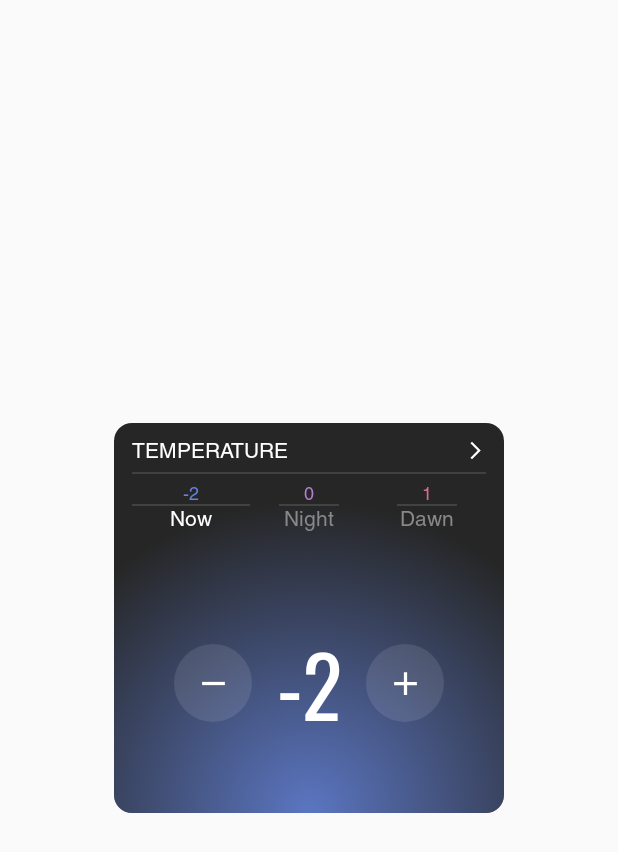
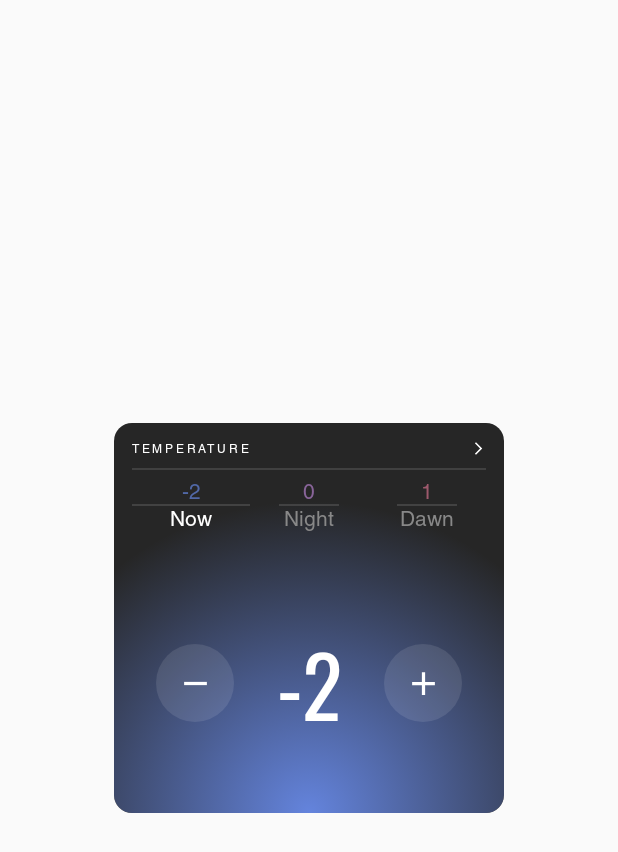
Before and after one commit to JustMcAlpin/eight-sleep-interview, an Android app built with Jetpack Compose: the screen it shows after launch (MainActivity), on a phone screen of 412 x 824 dp. Shown: the top 852 px of the screen. Run offline under Robolectric (Android 15) with nearby library versions, the phone set to English and light mode, and no system bars.

Commit message:
disable glow when card is OFF & refine header spacing

```diff
--- a/app/src/main/java/com/eightsleep/eightandroidinterview/ui/TemperatureCard.kt
+++ b/app/src/main/java/com/eightsleep/eightandroidinterview/ui/TemperatureCard.kt
@@ -20,257 +20,249 @@ import androidx.compose.ui.geometry.Offset
 import androidx.compose.ui.graphics.*
 import androidx.compose.ui.tooling.preview.Preview
 import androidx.compose.ui.unit.dp
+import androidx.compose.ui.unit.sp
 import androidx.compose.ui.zIndex
 
 /* ─── enums ───────────────────────────────────────────── */
 enum class TemperaturePhase { BEDTIME, NIGHT, DAWN }
 enum class CardState       { OFF, IDLE, COOLING, WARMING }
 
-/* ─── full temp-colour palette (Figma) ─── */
+/* full Figma palette  (clamp −5‥+5) */
 private val tempColors = mapOf(
-    5 to Color(0xFFDD4144),
-    4 to Color(0xFFD94F51),
-    3 to Color(0xFFD65A61),
-    2 to Color(0xFFD3647C),
-    1 to Color(0xFFD06F8A),
-    0 to Color(0xFFB27FCA),
-    -1 to Color(0xFF788CDD),
-    -2 to Color(0xFF6484DD),
-    -3 to Color(0xFF5075D8),
-    -4 to Color(0xFF4F7FFF),
-    -5 to Color(0xFF3A70FE)
+    5 to Color(0xFFDD4144), 4 to Color(0xFFD94F51), 3 to Color(0xFFD65A61),
+    2 to Color(0xFFD3647C), 1 to Color(0xFFD06F8A), 0 to Color(0xFFB27FCA),
+    -1 to Color(0xFF788CDD),-2 to Color(0xFF6484DD),-3 to Color(0xFF5075D8),
+    -4 to Color(0xFF4F7FFF),-5 to Color(0xFF3A70FE)
 )
-private fun clamped(v: Int) = v.coerceIn(-5, 5)
-private fun colourFor(v: Int) = tempColors[clamped(v)]!!
+private fun clamped(v:Int)=v.coerceIn(-5,5)
+private fun colourFor(v:Int)=tempColors[clamped(v)]!!
 
-/* ─── circular +/- helper ─── */
+/* tint helper for little numbers (same hue, 70 % opacity) */
+private fun miniTint(v:Int)=colourFor(v).copy(alpha=.7f)
+
+/* circular +/- button */
 @Composable
 private fun CircleButton(
-    modifier : Modifier = Modifier,
-    enabled  : Boolean,
-    onClick  : () -> Unit,
-    icon     : @Composable () -> Unit
-) {
+    modifier: Modifier = Modifier,
+    enabled : Boolean,
+    onClick : () -> Unit,
+    icon    : @Composable () -> Unit
+){
     Box(
         modifier
             .size(52.dp)
             .clip(CircleShape)
-            .background(Color.White.copy(alpha = .10f)),
+            .background(Color.White.copy(.10f)),
         contentAlignment = Alignment.Center
-    ) {
+    ){
         IconButton(onClick = onClick, enabled = enabled) { icon() }
     }
 }
 
-/* ────────── main composable ────────── */
+/* ────────── card ────────── */
 @Composable
 fun TemperatureCard(
     phase          : TemperaturePhase,
     temps          : Map<TemperaturePhase, Int>,
     cardState      : CardState,
-    onPhaseSelected: (TemperaturePhase) -> Unit,
-    onAdjust       : (Int) -> Unit,
-    onToggleOff    : () -> Unit
-) {
-    val centreTemp   = temps[phase] ?: 0
+    onPhaseSelected: (TemperaturePhase)->Unit,
+    onAdjust       : (Int)->Unit,
+    onToggleOff    : ()->Unit
+){
+    val centreTemp = temps[phase] ?: 0
 
-    /* glow driven by palette */
-    val glowTarget = colourFor(centreTemp).copy(alpha = .85f)
-    val alpha by animateFloatAsState(glowTarget.alpha)
-    val glowColour = glowTarget.copy(alpha = alpha)
+    /* glow: transparent while OFF */
+    val glowBase   = if (cardState == CardState.OFF) Color.Transparent
+    else colourFor(centreTemp)
+    val glowAlpha  by animateFloatAsState(glowBase.alpha)
+    val glowColour = glowBase.copy(alpha = glowAlpha)
 
-    val changing       = cardState == CardState.WARMING || cardState == CardState.COOLING
-    val controlsOn     = cardState != CardState.OFF
+    val isChanging   = cardState==CardState.WARMING||cardState==CardState.COOLING
+    val controlsOn   = cardState!=CardState.OFF
 
     Card(
         modifier = Modifier.size(260.dp),
         colors   = CardDefaults.cardColors(containerColor = Color(0xFF262626))
-    ) {
-        Box(Modifier.fillMaxSize()) {
-
-            /* ───────────── foreground ───────────── */
+    ){
+        Box(Modifier.fillMaxSize()){
+            /* ── UI ─────────────────────────────────────────── */
             Column(
                 Modifier
                     .fillMaxSize()
-                    .padding(horizontal = 12.dp)
+                    .padding(horizontal=12.dp)
                     .zIndex(1f)
-            ) {
-                /* header */
+            ){
+                /* ── header: “TEMPERATURE   >” ───────────────────────────── */
                 Row(
-                    Modifier
+                    modifier = Modifier
                         .fillMaxWidth()
                         .padding(top = 10.dp, bottom = 6.dp),
-                    verticalAlignment = Alignment.CenterVertically
+                    verticalAlignment = Alignment.CenterVertically       // keep both items on the same baseline
                 ) {
                     Text(
-                        "TEMPERATURE",
+                        text  = "TEMPERATURE",
                         color = Color.White,
-                        style = MaterialTheme.typography.labelMedium,
+                        style = MaterialTheme.typography.labelSmall.copy(
+                            letterSpacing = 1.8.sp                        // previously-tuned tracking
+                        ),
                         modifier = Modifier.weight(1f)
                     )
+
+                    // thin chevron that is vertically-centred with the text
                     Icon(
-                        Icons.AutoMirrored.Filled.ArrowForwardIos,
-                        null,
+                        imageVector = Icons.AutoMirrored.Filled.ArrowForwardIos,
+                        contentDescription = "open",
                         tint = Color.White,
-                        modifier = Modifier.size(14.dp)
+                        modifier = Modifier
+                            .size(14.dp)                                  // matches figma
+                            .padding(start = 4.dp)                        // a little spacing from the text
                     )
                 }
-                Spacer(
-                    Modifier
-                        .fillMaxWidth()
-                        .height(1.dp)
-                        .background(Color.White.copy(alpha = .12f))
-                )
 
-                /* tabs */
-                Row(Modifier.fillMaxWidth()) {
-                    TemperaturePhase.values().forEach { p ->
-                        val sel = p == phase
+                Spacer(Modifier
+                    .fillMaxWidth()
+                    .height(1.dp)
+                    .background(Color.White.copy(.12f)))
+
+                /* phase tabs */
+                Row(Modifier.fillMaxWidth()){
+                    TemperaturePhase.values().forEach{ p->
+                        val sel=p==phase
                         Column(
                             Modifier
                                 .weight(1f)
-                                .clickable { onPhaseSelected(p) }
-                                .padding(vertical = 6.dp),
-                            horizontalAlignment = Alignment.CenterHorizontally
-                        ) {
-                            Text(
-                                "${temps[p] ?: 0}",
-                                color = colourFor(temps[p] ?: 0),
-                                style = MaterialTheme.typography.labelSmall
-                            )
+                                .clickable{ onPhaseSelected(p) }
+                                .padding(vertical=6.dp),
+                            horizontalAlignment=Alignment.CenterHorizontally
+                        ){
+                            Text("${temps[p]?:0}",
+                                color=miniTint(temps[p]?:0),
+                                style=MaterialTheme.typography.labelMedium)
                             Box(
                                 Modifier
                                     .height(1.dp)
-                                    .let { if (sel) it.fillMaxWidth() else it.width(40.dp) }
+                                    .let{ if(sel) it.fillMaxWidth() else it.width(40.dp) }
                                     .background(Color(0x885A5A5A))
                             )
                             Text(
-                                if (sel) "Now"
-                                else p.name.lowercase().replaceFirstChar { it.titlecase() },
-                                color = if (sel) Color.White else Color.Gray,
-                                style = MaterialTheme.typography.labelMedium
+                                if(sel) "Now"
+                                else p.name.lowercase().replaceFirstChar{ it.titlecase() },
+                                color=if(sel) Color.White else Color.Gray,
+                                style=MaterialTheme.typography.labelMedium
                             )
                         }
                     }
                 }
 
                 /* banner */
-                if (changing) {
+                if(isChanging){
                     Text(
-                        if (cardState == CardState.WARMING) "WARMING TO" else "COOLING TO",
-                        color = Color.White,
-                        style = MaterialTheme.typography.labelSmall,
-                        modifier = Modifier
+                        if(cardState==CardState.WARMING) "WARMING TO" else "COOLING TO",
+                        color=Color.White,
+                        style=MaterialTheme.typography.labelSmall,
+                        modifier=Modifier
                             .align(Alignment.CenterHorizontally)
-                            .padding(top = 6.dp, bottom = 2.dp)
+                            .padding(top=6.dp,bottom=2.dp)
                     )
-                } else Spacer(Modifier.height(16.dp))
+                }else Spacer(Modifier.height(16.dp))
 
-                /* controls row */
+                /* controls + centre value */
                 Box(
                     Modifier
                         .weight(1f)
                         .fillMaxWidth()
-                        .padding(horizontal = 28.dp)
-                        .clickable { onToggleOff() }
-                ) {
+                        .padding(horizontal= 16.dp)
+                        .clickable{ onToggleOff() }
+                ){
                     CircleButton(
                         Modifier.align(Alignment.CenterStart),
-                        controlsOn,
-                        { onAdjust(-1) }
-                    ) {
-                        Icon(
-                            Icons.Filled.Remove, null,
-                            tint = if (controlsOn) Color.White else Color.Gray,
-                            modifier = Modifier.size(26.dp)
-                        )
+                        controlsOn,{ onAdjust(-1) }
+                    ){
+                        Icon(Icons.Filled.Remove,null,
+                            tint=if(controlsOn) Color.White else Color.Gray,
+                            modifier=Modifier.size(26.dp))
                     }
 
-                    // centre label
-                    val label =
-                        if (cardState == CardState.OFF) "OFF"
-                        else if (centreTemp > 0) "+$centreTemp"
+                    val centreLabel =
+                        if(cardState==CardState.OFF) "OFF"
+                        else if(centreTemp>0) "+$centreTemp"
                         else centreTemp.toString()
 
                     Text(
-                        label,
-                        color = Color.White,
-                        style = MaterialTheme.typography.displayMedium,
-                        modifier = Modifier.align(Alignment.Center)
+                        centreLabel,
+                        color=Color.White,
+                        style=MaterialTheme.typography.displayMedium,
+                        modifier=Modifier.align(Alignment.Center),
                     )
 
                     CircleButton(
                         Modifier.align(Alignment.CenterEnd),
-                        controlsOn,
-                        { onAdjust(+1) }
-                    ) {
-                        Icon(
-                            Icons.Filled.Add, null,
-                            tint = if (controlsOn) Color.White else Color.Gray,
-                            modifier = Modifier.size(26.dp)
-                        )
+                        controlsOn,{ onAdjust(+1) }
+                    ){
+                        Icon(Icons.Filled.Add,null,
+                            tint=if(controlsOn) Color.White else Color.Gray,
+                            modifier=Modifier.size(26.dp))
                     }
 
-                    if (cardState == CardState.OFF) {
+                    if(cardState==CardState.OFF){
                         Text(
                             "TAP TO TURN ON",
-                            color = Color.White.copy(alpha = .6f),
-                            style = MaterialTheme.typography.labelSmall,
-                            modifier = Modifier
+                            color=Color.White.copy(.6f),
+                            style=MaterialTheme.typography.labelSmall,
+                            modifier=Modifier
                                 .align(Alignment.BottomCenter)
-                                .padding(bottom = 4.dp)
+                                .padding(bottom=4.dp)
                         )
                     }
                 }
 
                 /* currently at */
-                if (changing) {
+                if(isChanging){
                     Text(
-                        "CURRENTLY AT ${temps[phase] ?: 0}",
-                        color = Color.White.copy(alpha = .6f),
-                        style = MaterialTheme.typography.labelSmall,
-                        modifier = Modifier
+                        "CURRENTLY AT ${temps[phase]?:0}",
+                        color=Color.White.copy(.6f),
+                        style=MaterialTheme.typography.labelSmall,
+                        modifier=Modifier
                             .align(Alignment.CenterHorizontally)
-                            .padding(bottom = 8.dp)
+                            .padding(bottom=8.dp)
                     )
-                } else Spacer(Modifier.height(8.dp))
+                }else Spacer(Modifier.height(8.dp))
             }
 
-            /* ───────── radial glow ───────── */
+            /* ── glow ───────────────────────────────────────── */
             Box(
                 Modifier
                     .matchParentSize()
                     .clip(MaterialTheme.shapes.medium)
-                    .drawWithCache {
-                        val radius = size.height * 0.8f
-                        val centre = Offset(size.width / 2f, size.height)
-                        val brush  = Brush.radialGradient(
-                            listOf(glowColour, Color.Transparent),
-                            center = centre,
-                            radius = radius
+                    .drawWithCache{
+                        val radius=size.height*0.8f
+                        val centre=Offset(size.width/2f,size.height)
+                        val brush=Brush.radialGradient(
+                            listOf(glowColour,Color.Transparent),
+                            centre,radius
                         )
-                        onDrawBehind { drawRect(brush) }
+                        onDrawBehind{ drawRect(brush) }
                     }
             )
         }
     }
 }
 
-/* preview */
-@Preview(showBackground = true)
+/* ---- preview ---- */
+@Preview(showBackground=true)
 @Composable
-fun TemperaturePreview() {
-    val demo = mapOf(
+fun TemperaturePreview(){
+    val demo= mapOf(
         TemperaturePhase.BEDTIME to -2,
         TemperaturePhase.NIGHT   to 0,
         TemperaturePhase.DAWN    to 5
     )
     TemperatureCard(
-        phase           = TemperaturePhase.BEDTIME,
-        temps           = demo,
-        cardState       = CardState.IDLE,
-        onPhaseSelected = {},
-        onAdjust        = {},
-        onToggleOff     = {}
+        phase=TemperaturePhase.BEDTIME,
+        temps=demo,
+        cardState=CardState.IDLE,
+        onPhaseSelected={},
+        onAdjust={},
+        onToggleOff={}
     )
 }
--- a/app/src/main/java/com/eightsleep/eightandroidinterview/ui/theme/Type.kt
+++ b/app/src/main/java/com/eightsleep/eightandroidinterview/ui/theme/Type.kt
@@ -8,7 +8,7 @@ import androidx.compose.ui.unit.sp
 /**  Helvetica everywhere, Oswald only for the big center number  */
 val AppTypography = Typography(
     /* small labels (“Now”, “Night”, etc.) */
-    labelSmall  = TextStyle(fontFamily = Helvetica, fontSize = 12.sp),
+    labelSmall  = TextStyle(fontFamily = Helvetica, fontSize = 8.sp),
     labelMedium = TextStyle(fontFamily = Helvetica, fontSize = 14.sp),
 
     /* top-row mini numbers (-2, +4) */
```
